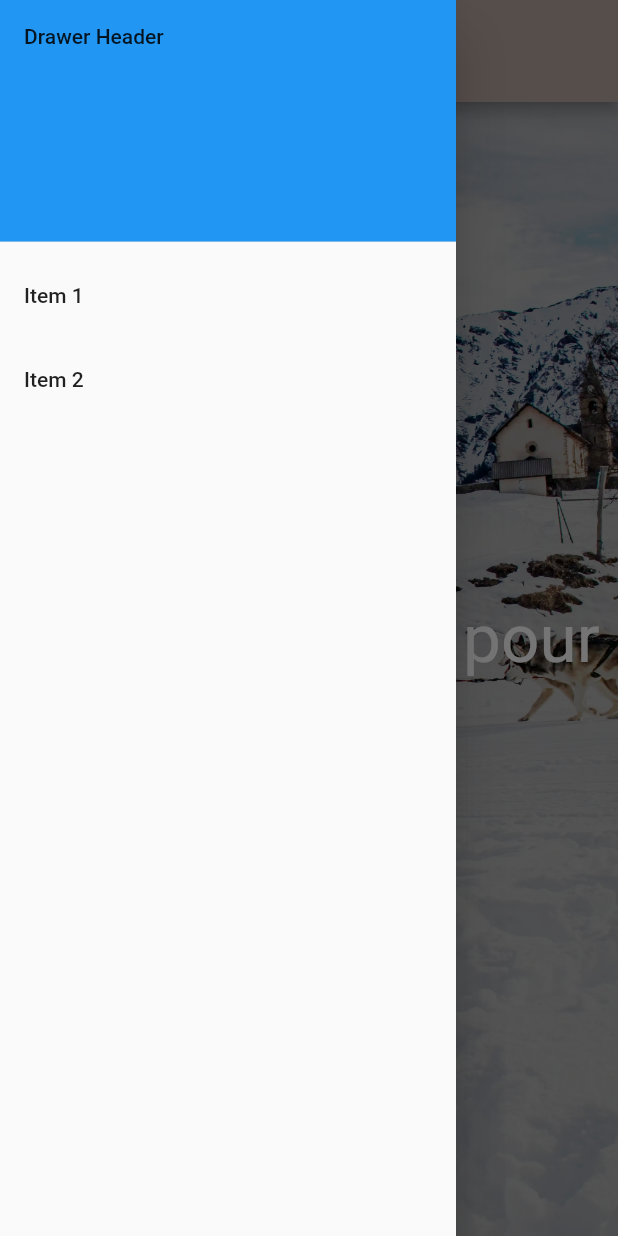
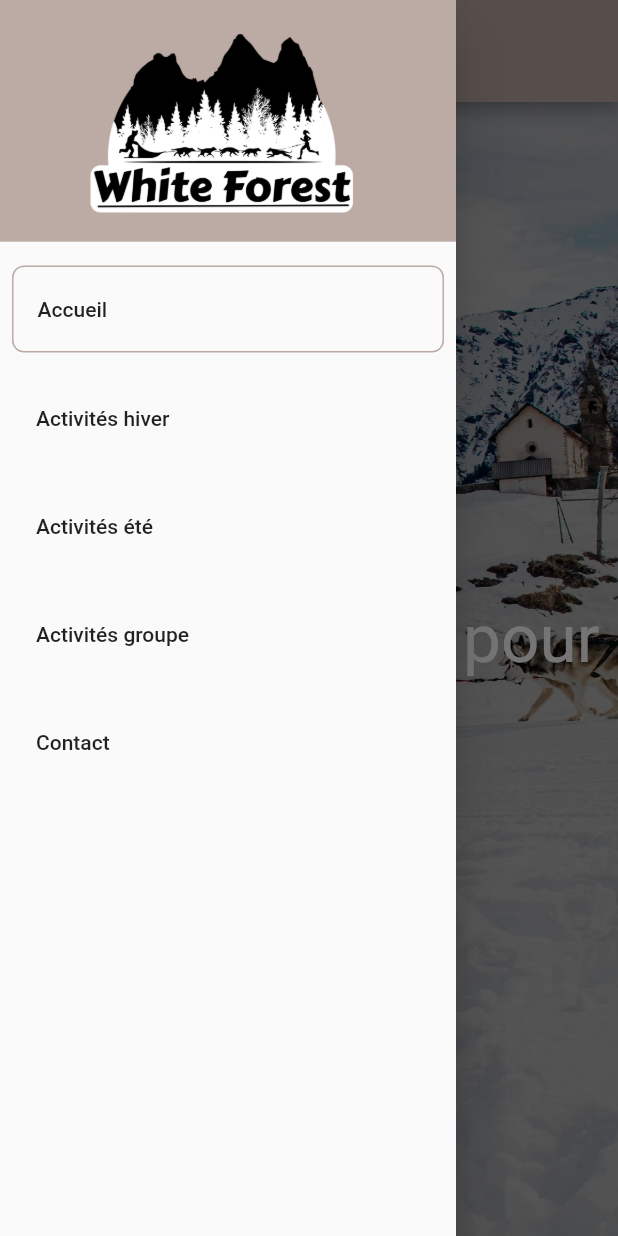
Before and after one commit to xelarich/whiteforest_website, a Flutter app: the screen it shows after launch, with the side drawer open, on a phone screen of 412 x 824 dp. Run offline on Flutter 3.47's test engine with Material 2 defaults, Android fonts, the phone set to English and light mode, and no system bars; drawn by our look-alikes of carousel_slider; our stand-ins replace go_router, google_fonts, line_awesome_flutter, responsive_framework; missing offline and left inert: anchor_scroll_controller, flutter_portal, maps_launcher, responsive.

Commit message:
feat(navigation_mobile): add drawer

```diff
--- a/lib/component/drawer/drawer.dart
+++ /dev/null
@@ -1,40 +0,0 @@
-import 'package:flutter/material.dart';
-import 'package:go_router/go_router.dart';
-import 'package:whiteforest_website/page/contact/contact_page.dart';
-
-class NavigationDrawer extends StatelessWidget {
-  const NavigationDrawer({super.key});
-
-  @override
-  Widget build(BuildContext context) {
-    return Drawer(
-      child: ListView(
-        padding: EdgeInsets.zero,
-        children: [
-          const DrawerHeader(
-            decoration: BoxDecoration(
-              color: Colors.blue,
-            ),
-            child: Text('Drawer Header'),
-          ),
-          ListTile(
-            title: const Text('Item 1'),
-            onTap: () {
-              context.pop();
-              context.go(ContactPage.routeName);
-              // Update the state of the app.
-              // ...
-            },
-          ),
-          ListTile(
-            title: const Text('Item 2'),
-            onTap: () {
-              // Update the state of the app.
-              // ...
-            },
-          ),
-        ],
-      ),
-    );
-  }
-}
--- /dev/null
+++ b/lib/component/drawer/drawer_mobile.dart
@@ -0,0 +1,41 @@
+import 'package:flutter/material.dart';
+import 'package:whiteforest_website/component/drawer/widget/drawer_tile.dart';
+import 'package:whiteforest_website/page/activity/group/activity_group_page.dart';
+import 'package:whiteforest_website/page/activity/summer/activity_summer_page.dart';
+import 'package:whiteforest_website/page/activity/winter/activity_winter_page.dart';
+import 'package:whiteforest_website/page/contact/contact_page.dart';
+import 'package:whiteforest_website/page/home/home_page.dart';
+
+class DrawerMobile extends StatelessWidget {
+  const DrawerMobile(this.routeSelected, {super.key});
+
+  final String routeSelected;
+
+  @override
+  Widget build(BuildContext context) {
+    return Drawer(
+      child: ListView(
+        padding: EdgeInsets.zero,
+        children: [
+          DrawerHeader(
+            decoration: BoxDecoration(
+              color: Colors.brown.shade200,
+            ),
+            child: Image.asset(
+              'assets/images/white_forest_logo.webp',
+            ),
+          ),
+          DrawerTile('Accueil', routeSelected, routeName: HomePage.routeName),
+          DrawerTile('Activités hiver', routeSelected,
+              routeName: ActivityWinterPage.routeName),
+          DrawerTile('Activités été', routeSelected,
+              routeName: ActivitySummerPage.routeName),
+          DrawerTile('Activités groupe', routeSelected,
+              routeName: ActivityGroupPage.routeName),
+          DrawerTile('Contact', routeSelected,
+              routeName: ContactPage.routeName),
+        ],
+      ),
+    );
+  }
+}
--- /dev/null
+++ b/lib/component/drawer/widget/drawer_tile.dart
@@ -0,0 +1,34 @@
+import 'package:flutter/material.dart';
+import 'package:go_router/go_router.dart';
+
+class DrawerTile extends StatelessWidget {
+  const DrawerTile(this.title, this.routeSelected,
+      {required this.routeName, super.key});
+
+  final String title;
+  final String routeSelected;
+  final String routeName;
+
+  @override
+  Widget build(BuildContext context) {
+    return Container(
+      margin: const EdgeInsets.all(8),
+      decoration: routeSelected == routeName
+          ? BoxDecoration(
+              borderRadius: BorderRadius.circular(8),
+              border: Border.all(
+                color: Colors.brown.shade200,
+              ))
+          : null,
+      child: ListTile(
+        title: Text(title),
+        onTap: () {
+          context.pop();
+          context.go(routeName);
+        },
+        hoverColor: Colors.transparent,
+        focusColor: Colors.transparent,
+      ),
+    );
+  }
+}
--- a/lib/component/topbar/top_bar_mobile.dart
+++ b/lib/component/topbar/top_bar_mobile.dart
@@ -4,8 +4,8 @@ import 'package:line_awesome_flutter/line_awesome_flutter.dart';
 class TopBarMobile extends StatelessWidget implements PreferredSizeWidget {
   final GlobalKey<ScaffoldState> scaffoldKey;
 
-  const TopBarMobile(
-    this.scaffoldKey, {
+  const TopBarMobile({
+    required this.scaffoldKey,
     super.key,
   });
 
--- a/lib/page/activity/group/activity_group_page.dart
+++ b/lib/page/activity/group/activity_group_page.dart
@@ -1,6 +1,7 @@
 import 'package:anchor_scroll_controller/anchor_scroll_controller.dart';
-import 'package:flutter/material.dart' hide Page;
-import 'package:whiteforest_website/component/topbar/top_bar_web.dart';
+import 'package:flutter/material.dart' hide Page, NavigationDrawer;
+import 'package:whiteforest_website/component/drawer/drawer_mobile.dart';
+import 'package:whiteforest_website/shared/utils.dart';
 
 class ActivityGroupPage extends StatefulWidget {
   static const routeName = '/activityGroup';
@@ -15,6 +16,7 @@ class ActivityGroupPage extends StatefulWidget {
 
 class _ActivityGroupPageState extends State<ActivityGroupPage> {
   late final AnchorScrollController _scrollController;
+  final GlobalKey<ScaffoldState> _key = GlobalKey();
 
   @override
   void initState() {
@@ -33,7 +35,9 @@ class _ActivityGroupPageState extends State<ActivityGroupPage> {
   @override
   Widget build(BuildContext context) {
     return Scaffold(
-      appBar: const TopBarWeb(ActivityGroupPage.routeName),
+      appBar: getTopBar(context, _key, ActivityGroupPage.routeName),
+      key: _key,
+      drawer: const DrawerMobile(ActivityGroupPage.routeName),
       body: Container(
         padding: const EdgeInsets.only(top: kToolbarHeight + 50),
         child: const Center(
--- a/lib/page/activity/summer/activity_summer_page.dart
+++ b/lib/page/activity/summer/activity_summer_page.dart
@@ -1,6 +1,7 @@
 import 'package:anchor_scroll_controller/anchor_scroll_controller.dart';
-import 'package:flutter/material.dart' hide Page;
+import 'package:flutter/material.dart' hide Page, NavigationDrawer;
 import 'package:responsive_framework/responsive_framework.dart';
+import 'package:whiteforest_website/component/drawer/drawer_mobile.dart';
 import 'package:whiteforest_website/component/footer/footer.dart';
 import 'package:whiteforest_website/page/activity/summer/widget/cani_hike.dart';
 import 'package:whiteforest_website/page/activity/summer/widget/cani_hike_days.dart';
@@ -45,6 +46,7 @@ class _ActivitySummerPageState extends State<ActivitySummerPage> {
     return Scaffold(
       appBar: getTopBar(context, _key, ActivitySummerPage.routeName),
       key: _key,
+      drawer: const DrawerMobile(ActivitySummerPage.routeName),
       backgroundColor: Colors.brown.shade50,
       body: Column(
         children: [
--- a/lib/page/activity/winter/activity_winter_page.dart
+++ b/lib/page/activity/winter/activity_winter_page.dart
@@ -1,5 +1,6 @@
 import 'package:anchor_scroll_controller/anchor_scroll_controller.dart';
-import 'package:flutter/material.dart' hide Page;
+import 'package:flutter/material.dart' hide Page, NavigationDrawer;
+import 'package:whiteforest_website/component/drawer/drawer_mobile.dart';
 import 'package:whiteforest_website/component/footer/footer.dart';
 import 'package:whiteforest_website/page/activity/winter/widget/dog_racket_night.dart';
 import 'package:whiteforest_website/page/activity/winter/widget/hitch_driving.dart';
@@ -43,6 +44,7 @@ class _ActivityWinterPageState extends State<ActivityWinterPage> {
     return Scaffold(
       appBar: getTopBar(context, _key, ActivityWinterPage.routeName),
       key: _key,
+      drawer: const DrawerMobile(ActivityWinterPage.routeName),
       backgroundColor: Colors.brown.shade50,
       body: Column(
         children: [
--- a/lib/page/contact/contact_page.dart
+++ b/lib/page/contact/contact_page.dart
@@ -1,4 +1,5 @@
-import 'package:flutter/material.dart';
+import 'package:flutter/material.dart' hide NavigationDrawer;
+import 'package:whiteforest_website/component/drawer/drawer_mobile.dart';
 import 'package:whiteforest_website/shared/utils.dart';
 
 class ContactPage extends StatelessWidget {
@@ -13,6 +14,7 @@ class ContactPage extends StatelessWidget {
     return Scaffold(
       appBar: getTopBar(context, _key, ContactPage.routeName),
       key: _key,
+      drawer: const DrawerMobile(ContactPage.routeName),
       body: Container(
         padding: const EdgeInsets.only(top: kToolbarHeight + 50),
         child: const Center(
--- a/lib/page/home/home_page.dart
+++ b/lib/page/home/home_page.dart
@@ -1,5 +1,5 @@
-import 'package:flutter/material.dart' hide NavigationDrawer;
-import 'package:whiteforest_website/component/drawer/drawer.dart';
+import 'package:flutter/material.dart';
+import 'package:whiteforest_website/component/drawer/drawer_mobile.dart';
 import 'package:whiteforest_website/component/footer/footer.dart';
 import 'package:whiteforest_website/component/header/header_carousel.dart';
 import 'package:whiteforest_website/page/home/widget/activity_part.dart';
@@ -21,7 +21,7 @@ class HomePage extends StatelessWidget {
       backgroundColor: Colors.brown.shade50,
       key: _key,
       appBar: getTopBar(context, _key, HomePage.routeName),
-      drawer: const NavigationDrawer(),
+      drawer: const DrawerMobile(HomePage.routeName),
       body: SingleChildScrollView(
         physics: const AlwaysScrollableScrollPhysics(),
         child: Column(
--- a/lib/page/sales_condition/sales_condition_page.dart
+++ b/lib/page/sales_condition/sales_condition_page.dart
@@ -1,4 +1,5 @@
 import 'package:flutter/material.dart';
+import 'package:whiteforest_website/component/drawer/drawer_mobile.dart';
 import 'package:whiteforest_website/component/footer/footer.dart';
 import 'package:whiteforest_website/shared/utils.dart';
 
@@ -14,6 +15,7 @@ class SalesConditionPage extends StatelessWidget {
     return Scaffold(
       appBar: getTopBar(context, _key, SalesConditionPage.routeName),
       key: _key,
+      drawer: const DrawerMobile(SalesConditionPage.routeName),
       body: const SingleChildScrollView(
         child: Column(
           children: [
--- a/lib/shared/utils.dart
+++ b/lib/shared/utils.dart
@@ -7,7 +7,7 @@ PreferredSizeWidget getTopBar(
     BuildContext context, GlobalKey<ScaffoldState> key, String routeName) {
   return ResponsiveValue<PreferredSizeWidget>(
     context,
-    defaultValue: TopBarMobile(key),
+    defaultValue: TopBarMobile(scaffoldKey: key),
     conditionalValues: [
       Condition<PreferredSizeWidget>.largerThan(
           name: TABLET,
```
